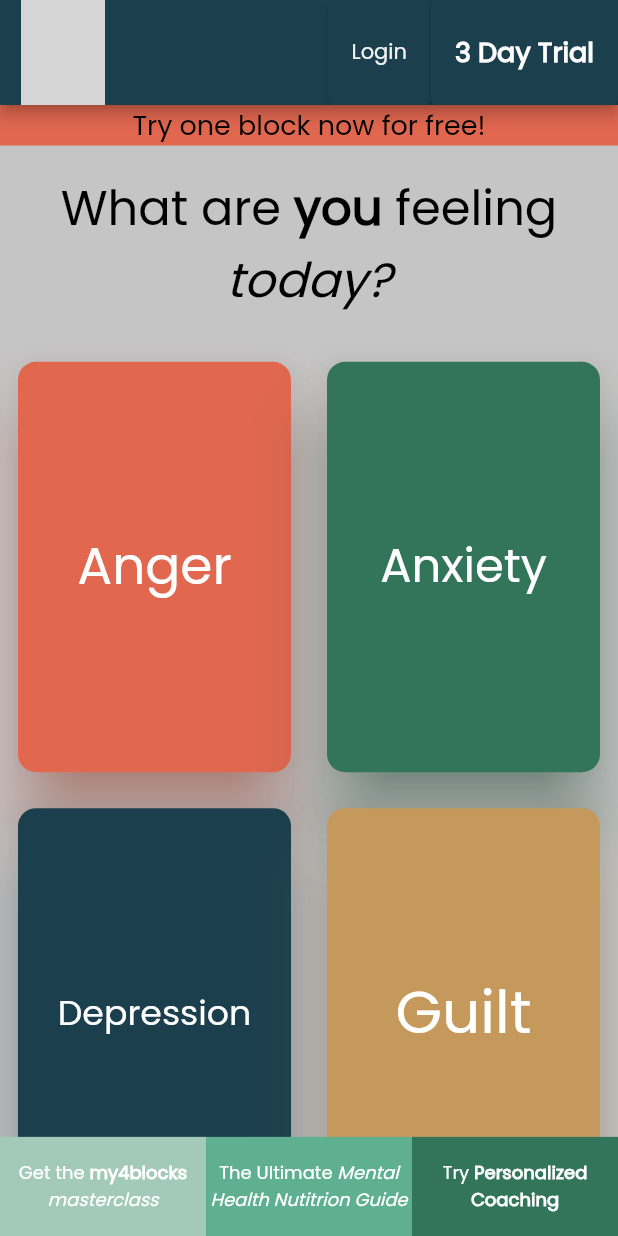
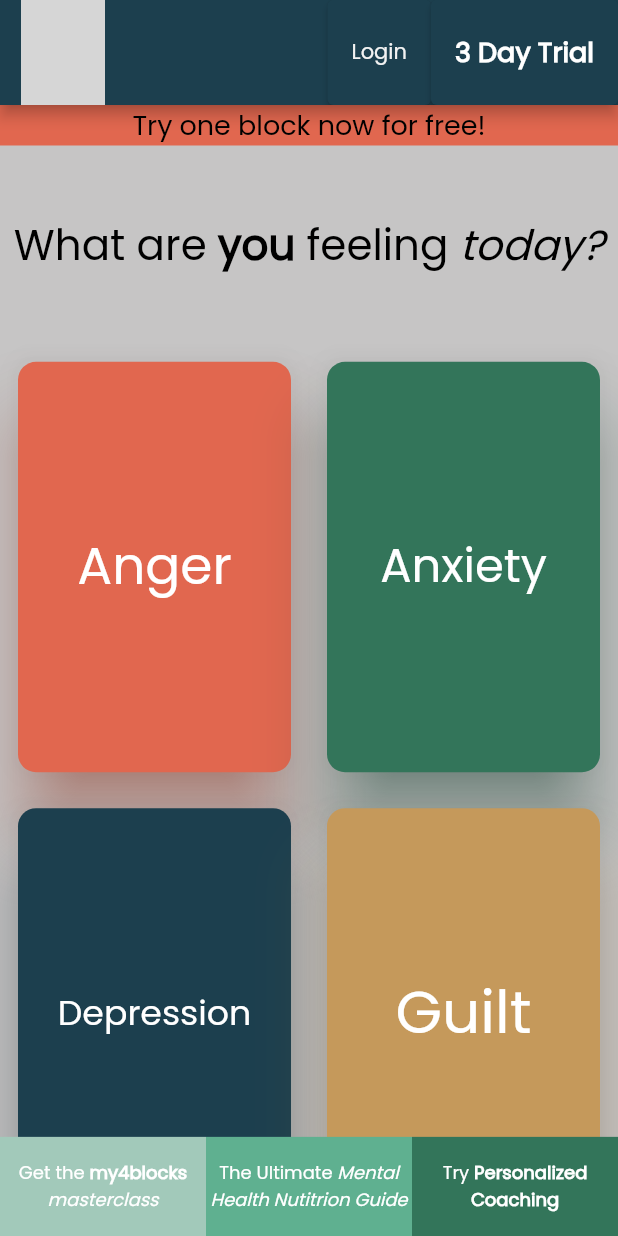
Before and after one commit to maylortaylor/MentalHealthApp, a Flutter app: the screen it shows after launch, on a phone screen of 412 x 824 dp. Run offline on Flutter 3.47's test engine with Material 2 defaults, Android fonts, the phone set to English and light mode, and no system bars; our stand-ins replace another_flushbar, auto_size_text, card_swiper, cloud_firestore, firebase_auth, firebase_core and 4 more; missing offline and left inert: responsive_ui, textfield_tags; accounts and stored records are empty; network calls fail; grey boxes are pictures that could not be loaded.

Commit message:
added space on prompt bottom

```diff
--- a/mental_health_app/lib/screens/decision.screen.dart
+++ b/mental_health_app/lib/screens/decision.screen.dart
@@ -255,13 +255,13 @@ class _DecisionScreenState extends  State<DecisionScreen> {
                   text: 'What are ',
                   style: TextStyle(
                     fontFamily:  AppFontFamily.poppins,
-                    fontSize: 32,
+                    fontSize: 28,
                     color: Colors.black
                   ),
                   children:  [
-                    TextSpan(text: 'you ', style: TextStyle(fontFamily:  AppFontFamily.poppins, fontWeight: FontWeight.bold, fontSize: 32, color: Colors.black)),
-                    TextSpan(text: 'feeling ', style: TextStyle(fontFamily:  AppFontFamily.poppins, fontSize: 32, color: Colors.black)),
-                    TextSpan(text: 'today?', style: TextStyle(fontFamily:  AppFontFamily.poppins, fontStyle: FontStyle.italic, fontSize: 32, color: Colors.black)),
+                    TextSpan(text: 'you ', style: TextStyle(fontFamily:  AppFontFamily.poppins, fontWeight: FontWeight.bold, fontSize: 28, color: Colors.black)),
+                    TextSpan(text: 'feeling ', style: TextStyle(fontFamily:  AppFontFamily.poppins, fontSize: 28, color: Colors.black)),
+                    TextSpan(text: 'today?', style: TextStyle(fontFamily:  AppFontFamily.poppins, fontStyle: FontStyle.italic, fontSize: 28, color: Colors.black)),
                   ],
                 ),
               ),
--- a/mental_health_app/lib/screens/prompt.screen.dart
+++ b/mental_health_app/lib/screens/prompt.screen.dart
@@ -453,8 +453,10 @@ class _PromptScreenState extends State<PromptScreen> {
              for (int i = 0; i < currentPrompt.textPrompts.length; i++)
               answerArea(index, i),
 
-              // ResponsiveWidget.isSmallScreen(context) ? Container(height: 200) : Container()
-              MediaQuery.of(context).viewInsets.bottom > 0 ? Container(height: 200) : Container()
+              //TODO: check if keyboard is visible
+              // https://stackoverflow.com/questions/48750361/flutter-detect-keyboard-open-and-close
+              ResponsiveWidget.isSmallScreen(context) ? Container(height: 100) : Container()
+              // MediaQuery.of(context).viewInsets.bottom > 0 ? Container(height: 200) : Container()
             ],
           ),
         ),
```
